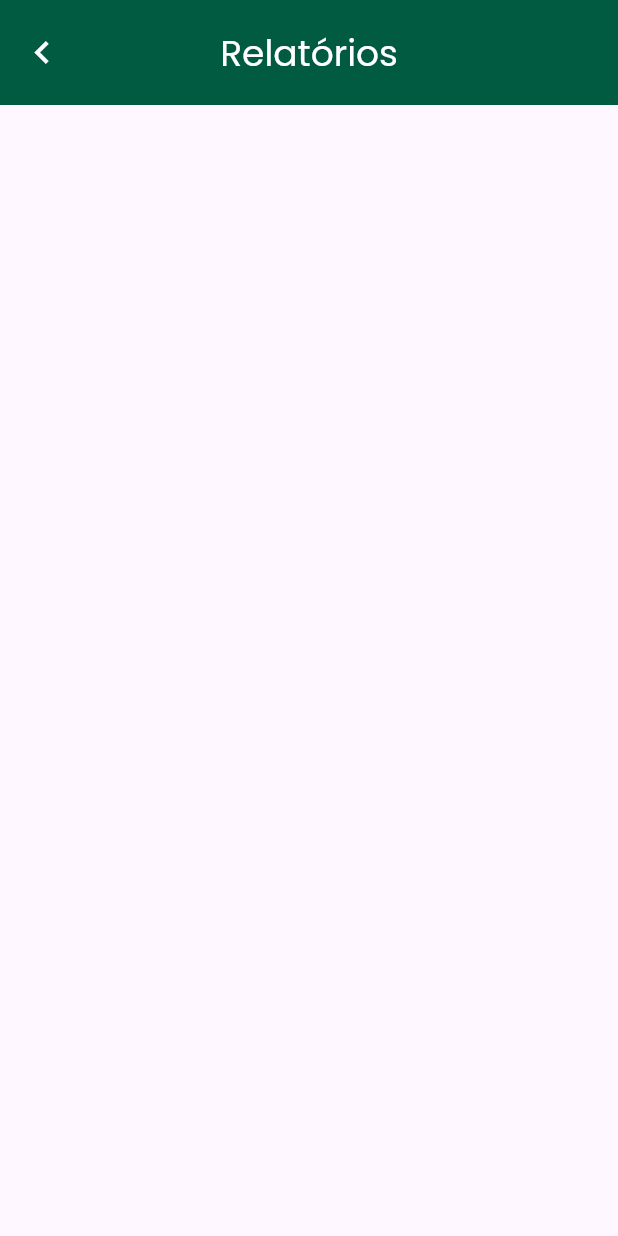
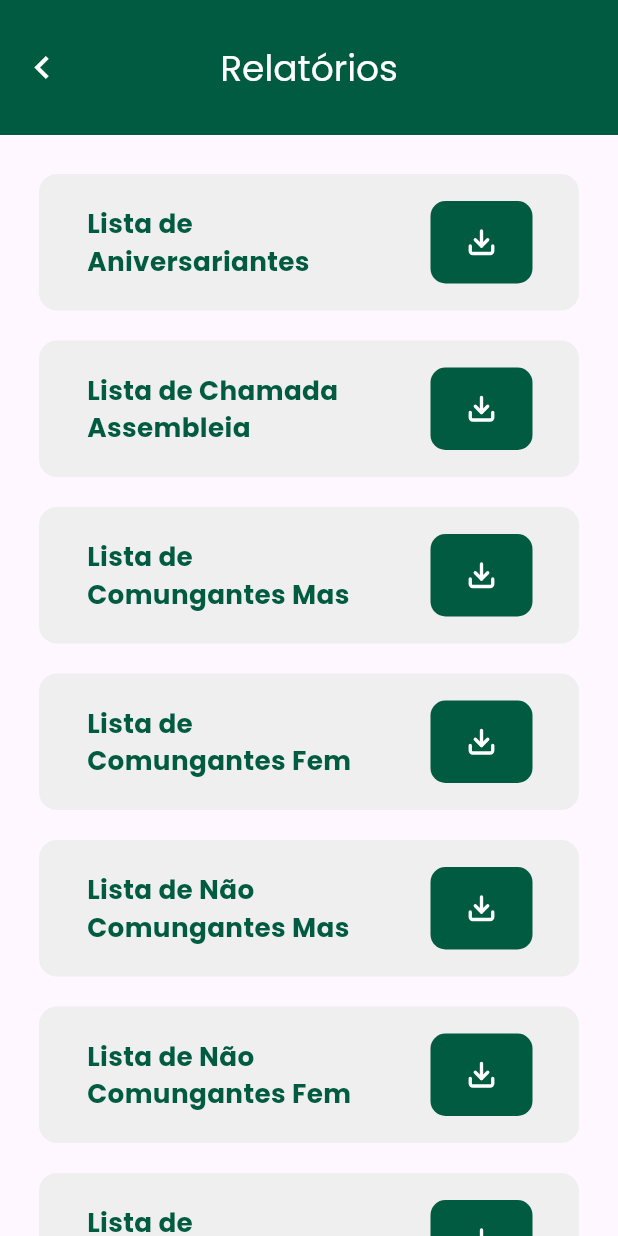
Before and after one commit to kalebefukuda/SoftwareIPJ_app, a Flutter app: the screen it shows after launch, on a phone screen of 412 x 824 dp. Run offline on Flutter 3.47's test engine with Material 3 defaults, Android fonts, the phone set to English and light mode, and no system bars; our stand-ins replace flutter_svg, google_fonts.

Commit message:
feature de tela de relatorios

```diff
--- a/lib/screens/home.dart
+++ b/lib/screens/home.dart
@@ -1,6 +1,8 @@
 import 'package:flutter/material.dart';
 
 class Home extends StatelessWidget {
+  const Home({super.key});
+
   @override
   Widget build(BuildContext context) {
     return const Scaffold(
--- a/lib/screens/report.dart
+++ b/lib/screens/report.dart
@@ -1,7 +1,7 @@
 import 'package:flutter/material.dart';
 import '../utils/constants/text_font.dart';
-
 import '../utils/constants/app_colors.dart';
+import '../widgets/card_report.dart';
 
 class Report extends StatelessWidget {
   const Report({super.key});
@@ -10,11 +10,11 @@ class Report extends StatelessWidget {
   Widget build(BuildContext context) {
     return Scaffold(
       appBar: AppBar(
-          toolbarHeight: 70,
+        toolbarHeight: 90,
         backgroundColor: Appcolors.green,
         leading: IconButton(
           onPressed: () {
-          Navigator.pop(context); // Encapsulado em uma função anônima
+            Navigator.pop(context); // Função de retorno
           },
           icon: const Icon(
             Icons.chevron_left,
@@ -22,15 +22,21 @@ class Report extends StatelessWidget {
             color: Appcolors.white,
           ),
         ),
-      title: const Text(
-        'Relatórios',
-        style: TextFonts.poppinsMedium
+        title: const Text('Relatórios', style: TextFonts.poppinsMedium),
+        centerTitle: true,
       ),
-        centerTitle: true,
-
-      ),
-      body: Card(
-
+      body: ListView(  // Substituímos Column por ListView para permitir a rolagem
+        padding: const EdgeInsets.all(16.0),
+        children: [
+          CardReport("Lista de\nAniversariantes"),
+          CardReport("Lista de Chamada\nAssembleia"),
+          CardReport("Lista de\nComungantes Mas"),
+          CardReport("Lista de\nComungantes Fem"),
+          CardReport("Lista de Não\nComungantes Mas"),
+          CardReport("Lista de Não\nComungantes Fem"),
+          CardReport("Lista de\nComungantes Sede"),
+          CardReport("Lista de\nDatas de Casamento"),
+        ],
       ),
     );
   }
--- /dev/null
+++ b/lib/widgets/card_report.dart
@@ -0,0 +1,95 @@
+import 'package:flutter/material.dart';
+import 'package:flutter_svg/flutter_svg.dart';
+import '../utils/constants/app_colors.dart';
+import '../utils/constants/text_font.dart';
+
+class CardReport extends StatefulWidget {
+  final String nameReport;
+
+  const CardReport(this.nameReport, {super.key});
+
+  @override
+  _CardReportState createState() => _CardReportState();
+}
+
+class _CardReportState extends State<CardReport> {
+  bool _isHovered = false;
+
+  @override
+  Widget build(BuildContext context) {
+    return Container(
+      margin: const EdgeInsets.all(10),
+      padding: const EdgeInsets.all(16),
+      width: 312,
+      height: 91,
+      decoration: BoxDecoration(
+        color: Appcolors.iceWhite,
+        borderRadius: BorderRadius.circular(12),
+      ),
+      child: Row(
+        mainAxisSize: MainAxisSize.max,
+        mainAxisAlignment: MainAxisAlignment.spaceBetween,
+        crossAxisAlignment: CrossAxisAlignment.center,
+        children: [
+          Expanded(
+            child: Padding(
+              padding: const EdgeInsets.symmetric(horizontal: 16.0),
+              child: Text(
+                widget.nameReport,
+                style: TextFonts.poppinsBold.copyWith(
+                  fontSize: 17.5,
+                  color: Appcolors.green,
+                ),
+                maxLines: 2,
+                overflow: TextOverflow.ellipsis,
+              ),
+            ),
+          ),
+          // Botão com hover
+          Padding(
+            padding: const EdgeInsets.only(right: 15.0),
+            child: MouseRegion(
+              onEnter: (_) {
+                setState(() {
+                  _isHovered = true;
+                });
+              },
+              onExit: (_) {
+                setState(() {
+                  _isHovered = false;
+                });
+              },
+              child: AnimatedContainer(
+                duration: const Duration(milliseconds: 300),
+                decoration: BoxDecoration(
+                  color: _isHovered
+                      ? const Color(0xFF037955) // Cor durante o hover (#037955)
+                      : Appcolors.green, // Cor padrão
+                  borderRadius: BorderRadius.circular(10),
+                ),
+                child: ElevatedButton(
+                  onPressed: () {
+                    // Ação ao clicar no botão
+                  },
+                  style: ElevatedButton.styleFrom(
+                    backgroundColor: Colors.transparent, // Transparente para o AnimatedContainer controlar a cor
+                    minimumSize: const Size(62, 55),
+                    shape: RoundedRectangleBorder(
+                      borderRadius: BorderRadius.circular(10),
+                    ),
+                    shadowColor: Colors.transparent,
+                  ),
+                  child: SvgPicture.asset(
+                    'assets/images/downloadIcon.svg',
+                    width: 20,
+                    height: 20,
+                  ),
+                ),
+              ),
+            ),
+          ),
+        ],
+      ),
+    );
+  }
+}
--- a/lib/widgets/custom_button.dart
+++ b/lib/widgets/custom_button.dart
@@ -9,6 +9,7 @@ class CustomButton extends StatelessWidget {
     required this.text,
     required this.onPressed,
   });
+
 
   @override
   Widget build(BuildContext context) {
```
Also changed, not shown: assets/images/downloadIcon.svg (added). Lines whose indentation alone changed are shown as unchanged.
